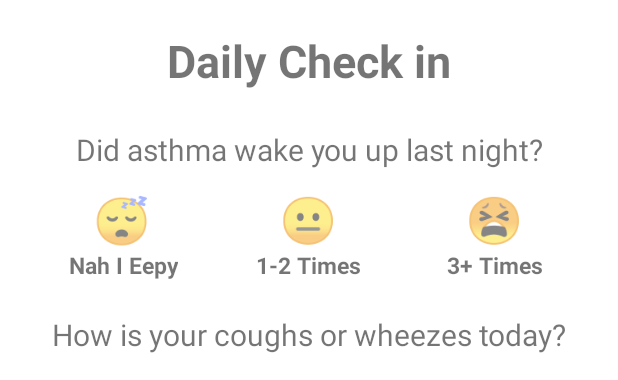
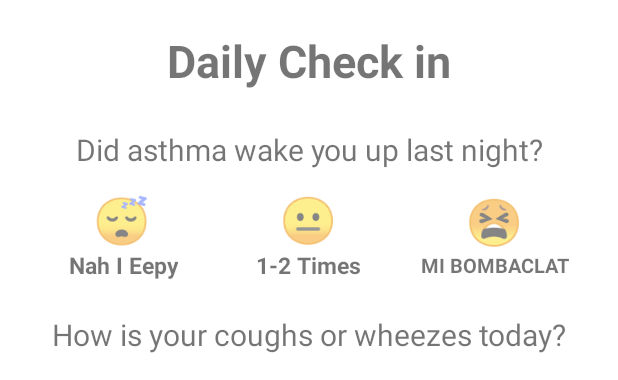
Before and after one commit to ShakoorShaik/smartAirAndroidApp, an Android app built with Jetpack Compose: the layout activity_child_daily_checkin.xml on its own in the app's theme, with its tools: preview values and no code run, on a phone screen of 412 x 824 dp. Shown: the top 380 px of the screen. Run offline under Robolectric (Android 15) with nearby library versions, the light colour scheme and no system bars.

Commit message:
minor changes
change the daily login option text

```diff
--- a/app/src/main/res/layout/activity_child_daily_checkin.xml
+++ b/app/src/main/res/layout/activity_child_daily_checkin.xml
@@ -111,9 +111,9 @@
             <TextView
                 android:layout_width="wrap_content"
                 android:layout_height="wrap_content"
-                android:text="3+ Times"
+                android:text="MI BOMBACLAT"
                 android:textStyle="bold"
-                android:textSize="15dp">
+                android:textSize="13.5dp">
             </TextView>
         </LinearLayout>
     </LinearLayout>
```
